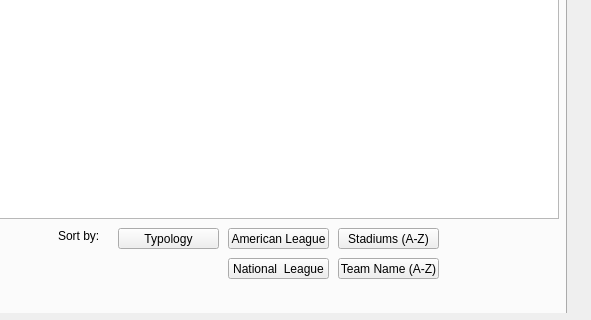
Above: tripplanner.ui from rizzi-trevor/Proj2TempRepo before the change; both pictures show x 504 to 1095 and y 278 to 598 of the 1095 by 598 pixel window. Below: the same form after it.
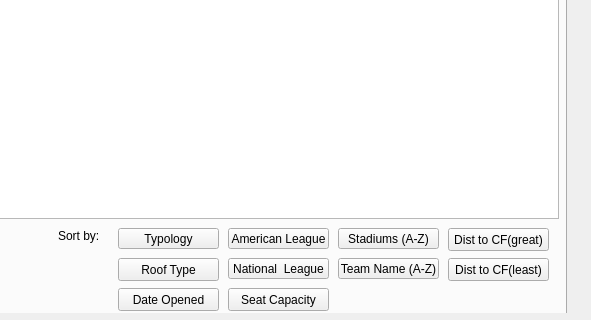
That is the form after the change.

The edit to the form file:
```diff
--- a/tripplanner.ui
+++ b/tripplanner.ui
@@ -209,6 +209,71 @@
        <string>Sort by:</string>
       </property>
      </widget>
+     <widget class="QPushButton" name="pushButton">
+      <property name="geometry">
+       <rect>
+        <x>610</x>
+        <y>500</y>
+        <width>101</width>
+        <height>23</height>
+       </rect>
+      </property>
+      <property name="text">
+       <string>Roof Type</string>
+      </property>
+     </widget>
+     <widget class="QPushButton" name="pushButton_2">
+      <property name="geometry">
+       <rect>
+        <x>610</x>
+        <y>530</y>
+        <width>101</width>
+        <height>23</height>
+       </rect>
+      </property>
+      <property name="text">
+       <string>Date Opened</string>
+      </property>
+     </widget>
+     <widget class="QPushButton" name="pushButton_5">
+      <property name="geometry">
+       <rect>
+        <x>720</x>
+        <y>530</y>
+        <width>101</width>
+        <height>23</height>
+       </rect>
+      </property>
+      <property name="text">
+       <string>Seat Capacity</string>
+      </property>
+     </widget>
+     <widget class="QPushButton" name="pushButton_7">
+      <property name="geometry">
+       <rect>
+        <x>940</x>
+        <y>470</y>
+        <width>101</width>
+        <height>23</height>
+       </rect>
+      </property>
+      <property name="text">
+       <string>Dist to CF(great)</string>
+      </property>
+     </widget>
+     <widget class="QPushButton" name="pushButton_8">
+      <property name="geometry">
+       <rect>
+        <x>940</x>
+        <y>500</y>
+        <width>101</width>
+        <height>23</height>
+       </rect>
+      </property>
+      <property name="text">
+       <string>Dist to CF(least)</string>
+      </property>
+     </widget>
     </widget>
     <widget class="QWidget" name="colleges">
      <attribute name="title">
```
Left out of the diff: 85 changed lines with no effect on the pictures.
